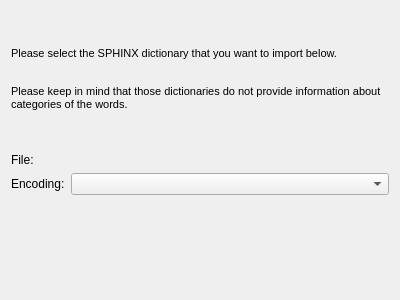
This is simon/src/simonmodelmanagementui/ImportDict/importdictsphinxpage.ui in KDE/simon as Qt 5 draws it before an edit. The edited form follows.
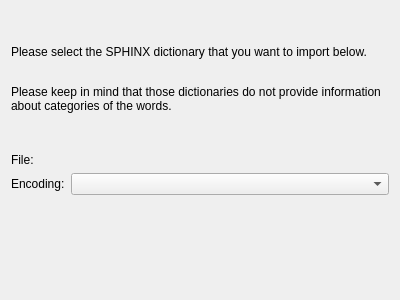
This is the edited form. Custom widgets are drawn as their Qt base class.

Commit message: Removing all hardcoded font families from HTML strings

The edit to the form file:
```diff
--- a/simon/src/simonmodelmanagementui/ImportDict/importdictsphinxpage.ui
+++ b/simon/src/simonmodelmanagementui/ImportDict/importdictsphinxpage.ui
@@ -20,9 +20,9 @@
       <string>&lt;!DOCTYPE HTML PUBLIC &quot;-//W3C//DTD HTML 4.0//EN&quot; &quot;http://www.w3.org/TR/REC-html40/strict.dtd&quot;&gt;
 &lt;html&gt;&lt;head&gt;&lt;meta name=&quot;qrichtext&quot; content=&quot;1&quot; /&gt;&lt;style type=&quot;text/css&quot;&gt;
 p, li { white-space: pre-wrap; }
-&lt;/style&gt;&lt;/head&gt;&lt;body style=&quot; font-family:'DejaVu Sans'; font-size:8pt; font-weight:400; font-style:normal;&quot;&gt;
-&lt;p style=&quot; margin-top:12px; margin-bottom:12px; margin-left:0px; margin-right:0px; -qt-block-indent:0; text-indent:0px; font-family:'Bitstream Vera Sans';&quot;&gt;Please select the SPHINX dictionary that you want to import below.&lt;br /&gt;&lt;/p&gt;
-&lt;p style=&quot; margin-top:0px; margin-bottom:0px; margin-left:0px; margin-right:0px; -qt-block-indent:0; text-indent:0px;&quot;&gt;Please keep in mind that those dictionaries do not provide information about categories of the words.&lt;/p&gt;&lt;/body&gt;&lt;/html&gt;</string>
+&lt;/style&gt;&lt;/head&gt;&lt;body&gt;
+&lt;p&gt;Please select the SPHINX dictionary that you want to import below.&lt;br /&gt;&lt;/p&gt;
+&lt;p&gt;Please keep in mind that those dictionaries do not provide information about categories of the words.&lt;/p&gt;&lt;/body&gt;&lt;/html&gt;</string>
      </property>
      <property name="wordWrap">
       <bool>true</bool>
@@ -63,16 +63,16 @@
   </layout>
  </widget>
  <customwidgets>
-  <customwidget>
-   <class>KUrlRequester</class>
-   <extends>QFrame</extends>
-   <header>kurlrequester.h</header>
-  </customwidget>
   <customwidget>
    <class>KComboBox</class>
    <extends>QComboBox</extends>
    <header>kcombobox.h</header>
   </customwidget>
+  <customwidget>
+   <class>KUrlRequester</class>
+   <extends>QFrame</extends>
+   <header>kurlrequester.h</header>
+  </customwidget>
  </customwidgets>
  <resources/>
  <connections/>
```
The commit also changes 5 other files.
